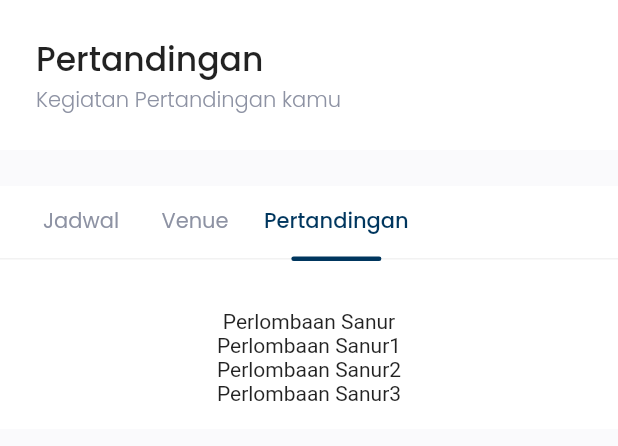
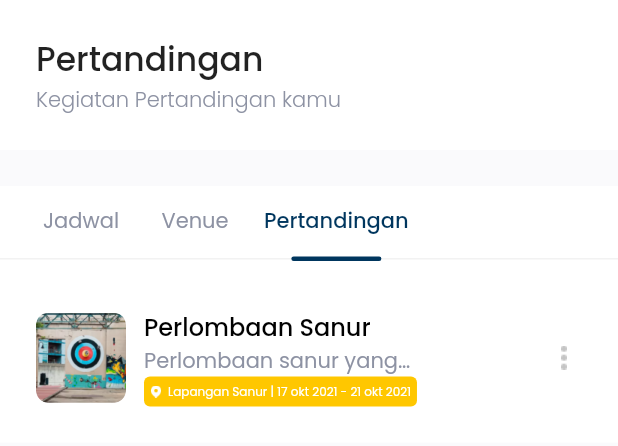
Before and after one commit to adyahoo/PanahanBaliCamp, a Flutter app: the ArcherPage widget shown alone on an empty page, opened directly, after a tap on "Venue", after a tap on "Pertandingan", on a phone screen of 412 x 824 dp. Shown: the top 446 px of the screen. Run offline on Flutter 3.47's test engine with Material 2 defaults, Android fonts, the phone set to English and light mode, and no system bars; our stand-ins replace flutter_spinkit, get, google_fonts, hexcolor, material_design_icons_flutter, supercharged.

Commit message:
feat(add): complete archery page

```diff
--- a/lib/models/jadwal_model.dart
+++ b/lib/models/jadwal_model.dart
@@ -2,13 +2,13 @@ part of 'models.dart';
 
 class JadwalModel {
   final String name;
+  final String date;
+  final String status;
 
-  JadwalModel(this.name);
+  JadwalModel(this.name, this.date, this.status);
 }
 
 List<JadwalModel> mockJadwal = [
-  JadwalModel("Latihan Pagi"),
-  JadwalModel("Latihan Siang"),
-  JadwalModel("Latihan Sore"),
-  JadwalModel("Latihan Malam"),
+  JadwalModel("Latihan Pagi", "12 Nov 2021", "Recorded"),
+  JadwalModel("Latihan Pagi", "12 Nov 2021", "Attendance"),
 ];
--- a/lib/models/pertandingan_model.dart
+++ b/lib/models/pertandingan_model.dart
@@ -3,14 +3,12 @@ part of 'models.dart';
 class PertandinganModel {
   final String name;
   final String description;
-  final String address;
+  final String schedule;
+  final String image;
 
-  PertandinganModel(this.name, this.description, this.address);
+  PertandinganModel(this.name, this.description, this.schedule, this.image);
 }
 
 List<PertandinganModel> mockPertandingan = [
-  PertandinganModel("Perlombaan Sanur", "Perlombaan sanur yang terbaik", "Jl. Sanur"),
-  PertandinganModel("Perlombaan Sanur1", "Perlombaan sanur yang terbaik", "Jl. Sanur"),
-  PertandinganModel("Perlombaan Sanur2", "Perlombaan sanur yang terbaik", "Jl. Sanur"),
-  PertandinganModel("Perlombaan Sanur3", "Perlombaan sanur yang terbaik", "Jl. Sanur"),
+  PertandinganModel("Perlombaan Sanur", "Perlombaan sanur yang terbaik", "Lapangan Sanur | 17 okt 2021 - 21 okt 2021", "training.png"),
 ];
--- a/lib/models/venue_model.dart
+++ b/lib/models/venue_model.dart
@@ -3,13 +3,12 @@ part of 'models.dart';
 class VenueModel {
   final String name;
   final String address;
+  final String image;
+  final int totalActivity;
 
-  VenueModel(this.name, this.address);
+  VenueModel(this.name, this.address, this.image, this.totalActivity);
 }
 
 List<VenueModel> mockVenue = [
-  VenueModel("Lapangan Sanur", "Jl. Sanur"),
-  VenueModel("Lapangan Sanur1", "Jl. Sanur1"),
-  VenueModel("Lapangan Sanur2", "Jl. Sanur2"),
-  VenueModel("Lapangan Sanur3", "Jl. Sanur3"),
+  VenueModel("Lapangan Sanur", "Jl. Sanur SanurS anur Sanur Sanur Sanur Sanur Sanur Sanur", "training.png", 3),
 ];
--- a/lib/shared/theme.dart
+++ b/lib/shared/theme.dart
@@ -12,6 +12,7 @@ TextStyle greyFontStyle = GoogleFonts.poppins().copyWith(color: greyColor);
 TextStyle blackFontStyle1 = GoogleFonts.poppins().copyWith(color: Colors.black, fontSize: 22, fontWeight: FontWeight.w500);
 TextStyle blackFontStyle2 = GoogleFonts.poppins().copyWith(color: Colors.black, fontSize: 16, fontWeight: FontWeight.w500);
 TextStyle blackFontStyle3 = GoogleFonts.poppins().copyWith(color: Colors.black, fontWeight: FontWeight.w500);
+TextStyle greenFontStyle3 = GoogleFonts.poppins().copyWith(color: greenColor, fontWeight: FontWeight.w500);
 TextStyle secondColorFontStyle = GoogleFonts.poppins().copyWith(color: secondColor, fontWeight: FontWeight.w500);
 
 const double defaultMargin = 24;
--- a/lib/ui/pages/archery_page.dart
+++ b/lib/ui/pages/archery_page.dart
@@ -42,9 +42,18 @@ class _ArcherPageState extends State<ArcherPage> {
                     ),
                     SizedBox(height: 32),
                     Column(
-                      children: (selectedIndex == 0 ? (jadwals).map((e) => Text(e.name)).toList() :
-                          selectedIndex == 1 ? (venues).map((e) => Text(e.name)).toList() :
-                          (pertandingans).map((e) => Text(e.name)).toList()
+                      children: (selectedIndex == 0 ? (jadwals).map((e) => Padding(
+                        padding: EdgeInsets.symmetric(horizontal: defaultMargin),
+                        child: Jadwal(jadwal: e, buttonTap: () {},),
+                      )).toList() :
+                          selectedIndex == 1 ? (venues).map((e) => Padding(
+                            padding: EdgeInsets.symmetric(horizontal: defaultMargin),
+                            child: Venue(venue: e, buttonMap: () {},)
+                          )).toList() :
+                          (pertandingans).map((e) => Padding(
+                            padding: EdgeInsets.symmetric(horizontal: defaultMargin),
+                            child: Pertandingan(pertandingan: e)
+                          )).toList()
                       ),
                     ),
                     SizedBox(height: 16)
--- /dev/null
+++ b/lib/ui/widgets/jadwal.dart
@@ -0,0 +1,52 @@
+part of 'widgets.dart';
+
+class Jadwal extends StatelessWidget {
+  final JadwalModel jadwal;
+  final Function buttonTap;
+
+  const Jadwal({Key? key, required this.jadwal, required this.buttonTap}) : super(key: key);
+
+  @override
+  Widget build(BuildContext context) {
+    return Container(
+      margin: EdgeInsets.only(bottom: 8),
+      child: Stack(
+        children: [
+          Container(
+            height: 1,
+            margin: EdgeInsets.only(top: 51),
+            color: 'F2F2F2'.toColor(),
+          ),
+          Row(
+            mainAxisAlignment: MainAxisAlignment.spaceBetween,
+            children: [
+              Column(
+                crossAxisAlignment: CrossAxisAlignment.start,
+                children: [
+                  Text(jadwal.name, style: blackFontStyle2,),
+                  Text(jadwal.date, style: blackFontStyle3,)
+                ],
+              ),
+              Container(
+                width: 120,
+                height: 30,
+                child: ElevatedButton(
+                  onPressed: buttonTap(),
+                  child: Text(jadwal.status, style: (jadwal.status == "Recorded") ? greenFontStyle3.copyWith(fontWeight: FontWeight.bold) : blackFontStyle3.copyWith(fontWeight: FontWeight.bold)),
+                  style: ButtonStyle(
+                    elevation: MaterialStateProperty.all(0),
+                    shape: MaterialStateProperty.all(RoundedRectangleBorder(
+                      borderRadius: BorderRadius.circular(8),
+                      side: (jadwal.status == "Recorded") ? BorderSide(color: greenColor) : BorderSide(color: mainColor),
+                    )),
+                    backgroundColor: (jadwal.status != "Recorded") ? MaterialStateProperty.all(mainColor) : MaterialStateProperty.all(Colors.white),
+                  ),
+                ),
+              )
+            ],
+          ),
+        ]
+      ),
+    );
+  }
+}
--- /dev/null
+++ b/lib/ui/widgets/pertandingan.dart
@@ -0,0 +1,84 @@
+part of 'widgets.dart';
+
+class Pertandingan extends StatelessWidget {
+  final PertandinganModel pertandingan;
+
+  const Pertandingan({Key? key, required this.pertandingan}) : super(key: key);
+
+  @override
+  Widget build(BuildContext context) {
+    return Container(
+        margin: EdgeInsets.only(bottom: 8),
+        child: Row(
+          mainAxisAlignment: MainAxisAlignment.spaceBetween,
+          children: [
+            Row(
+              children: [
+                Container(
+                  width: 60,
+                  height: 60,
+                  margin: EdgeInsets.only(right: 12),
+                  decoration: BoxDecoration(
+                      borderRadius: BorderRadius.circular(8),
+                      image: DecorationImage(
+                          image: AssetImage("assets/images/" + pertandingan.image),
+                          fit: BoxFit.cover
+                      )
+                  ),
+                ),
+                Column(
+                  crossAxisAlignment: CrossAxisAlignment.start,
+                  children: [
+                    Text(pertandingan.name, style: blackFontStyle2,),
+                    Container(
+                        width: 180,
+                        child: Text(
+                          pertandingan.description,
+                          style: greyFontStyle,
+                          maxLines: 1,
+                          overflow: TextOverflow.ellipsis,
+                          softWrap: false,
+                        )
+                    ),
+                    Container(
+                        padding: EdgeInsets.all(4),
+                        decoration: BoxDecoration(
+                            color: mainColor,
+                            borderRadius: BorderRadius.circular(4),
+                        ),
+                        child: Row(
+                          children: [
+                            Container(
+                              width: 8,
+                              height: 8,
+                              decoration: BoxDecoration(
+                                  image: DecorationImage(
+                                      image: AssetImage("assets/images/pin.png")
+                                  )
+                              ),
+                            ),
+                            SizedBox(width: 4,),
+                            Text(pertandingan.schedule, style: greyFontStyle.copyWith(color: Colors.white, fontSize: 8),)
+                          ],
+                        )
+                    ),
+                  ],
+                ),
+              ],
+            ),
+            Container(
+                width: 24,
+                height: 24,
+                decoration: BoxDecoration(
+                    borderRadius: BorderRadius.circular(8),
+                    image: DecorationImage(
+                      image: AssetImage("assets/images/3_dot.png"),
+                      fit: BoxFit.none,
+                    )
+                )
+            )
+          ],
+        )
+    );
+  }
+}
--- /dev/null
+++ b/lib/ui/widgets/venue.dart
@@ -0,0 +1,72 @@
+part of 'widgets.dart';
+
+class Venue extends StatelessWidget {
+  final VenueModel venue;
+  final Function buttonMap;
+
+  const Venue({Key? key, required this.venue, required this.buttonMap}) : super(key: key);
+
+  @override
+  Widget build(BuildContext context) {
+    return Container(
+      margin: EdgeInsets.only(bottom: 8),
+      child: Row(
+        mainAxisAlignment: MainAxisAlignment.spaceBetween,
+        children: [
+          Row(
+            children: [
+              Container(
+                width: 60,
+                height: 60,
+                margin: EdgeInsets.only(right: 12),
+                decoration: BoxDecoration(
+                    borderRadius: BorderRadius.circular(8),
+                    image: DecorationImage(
+                        image: AssetImage("assets/images/" + venue.image),
+                        fit: BoxFit.cover
+                    )
+                ),
+              ),
+              Column(
+                crossAxisAlignment: CrossAxisAlignment.start,
+                children: [
+                  Text(venue.name, style: blackFontStyle2,),
+                  Container(
+                      width: 180,
+                      child: Text(
+                        venue.address,
+                        style: greyFontStyle,
+                        maxLines: 1,
+                        overflow: TextOverflow.ellipsis,
+                        softWrap: false,
+                      )
+                  ),
+                  Container(
+                      padding: EdgeInsets.all(4),
+                      decoration: BoxDecoration(
+                          color: secondColor,
+                          borderRadius: BorderRadius.circular(4)
+                      ),
+                      child: Text(venue.totalActivity.toString() + " Activities", style: greyFontStyle.copyWith(color: Colors.white, fontSize: 8),)
+                  ),
+                ],
+              ),
+            ],
+          ),
+          Container(
+              width: 24,
+              height: 24,
+              decoration: BoxDecoration(
+                color: mainColor,
+                borderRadius: BorderRadius.circular(8),
+                image: DecorationImage(
+                  image: AssetImage("assets/images/pin.png"),
+                  fit: BoxFit.none,
+                )
+              )
+          )
+        ],
+      )
+    );
+  }
+}
--- a/lib/ui/widgets/widgets.dart
+++ b/lib/ui/widgets/widgets.dart
@@ -12,3 +12,6 @@ part 'rating_card_stars.dart';
 part 'rating_stars.dart';
 part 'item_card.dart';
 part 'item_archer_list.dart';
+part 'jadwal.dart';
+part 'venue.dart';
+part 'pertandingan.dart';
```
Also changed, not shown: assets/images/3_dot.png (added), assets/images/pin.png (added), assets/images/training.png (added).
